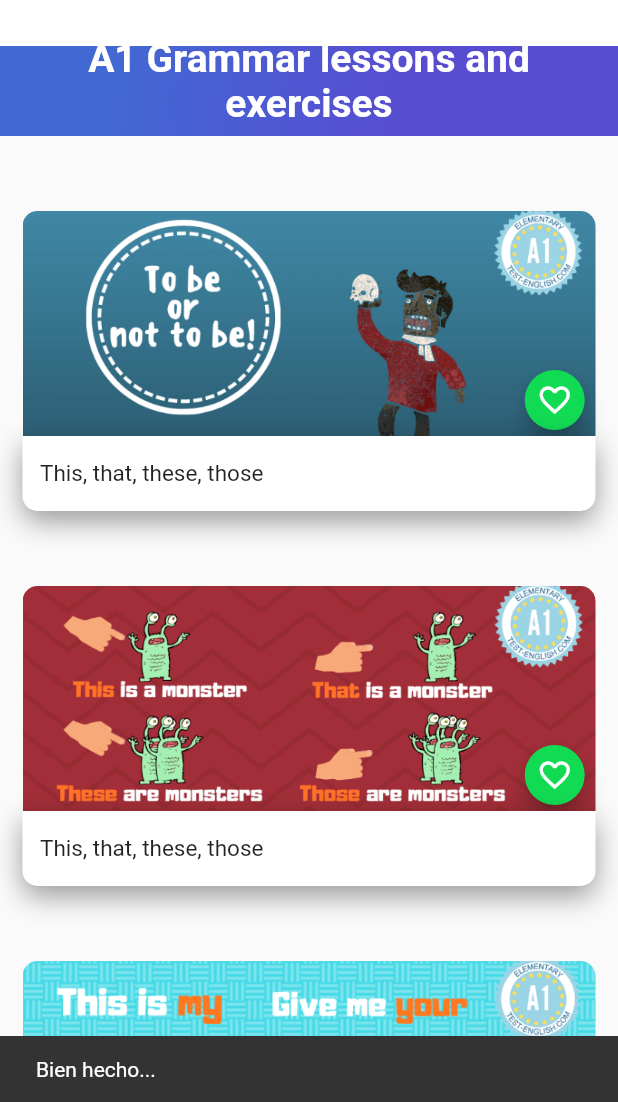
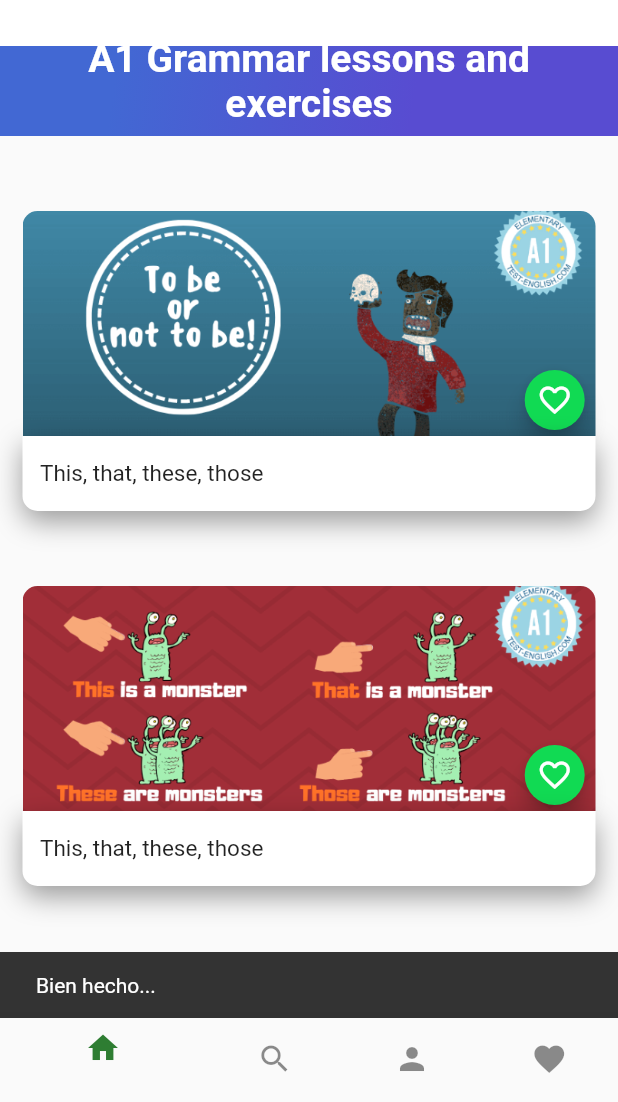
Before and after one commit to henrye07/EnglishApp, a Flutter app: the screen it shows after launch, after a tap on the "favorite outline" icon, on a phone screen of 412 x 824 dp, the part 134-1236 px from its top. Run offline on Flutter 3.47's test engine with Material 2 defaults, Android fonts, the light colour scheme and no system bars.

Commit message:
view in different file and added Botton navigation

```diff
--- /dev/null
+++ b/lib/favorite_courses.dart
@@ -0,0 +1,8 @@
+import 'package:flutter/material.dart';
+
+class FavoriteCourses extends StatelessWidget {
+  @override
+  Widget build(BuildContext context) {
+    return Container(color: Colors.green);
+  }
+}
--- /dev/null
+++ b/lib/home_courses.dart
@@ -0,0 +1,24 @@
+import 'package:flutter/material.dart';
+import 'package:sena_app/course_list.dart';
+import 'package:sena_app/gradient_back.dart';
+import 'package:sena_app/name_bar.dart';
+
+class HomeCourses extends StatelessWidget {
+  @override
+  Widget build(BuildContext context) {
+    return Stack(
+            children: <Widget>[
+              ListView(
+                children: [
+                  Container(
+                    height: 100,
+                  ),
+                  GradientBack("A1 Grammar lessons and exercises"),
+                  CourseList()
+                ],
+              ),
+              NameBar("Sena APP"),
+            ],
+          );
+  }
+}
--- a/lib/main.dart
+++ b/lib/main.dart
@@ -1,9 +1,6 @@
 import 'package:flutter/material.dart';
-import 'package:sena_app/course_list.dart';
-import 'package:sena_app/description_class.dart';
-import 'package:sena_app/gradient_back.dart';
-import 'package:sena_app/name_bar.dart';
-import 'course_list.dart';
+import 'package:sena_app/sena_courses.dart';
+
 
 void main() {
   runApp(const MyApp());
@@ -19,29 +16,7 @@ class MyApp extends StatelessWidget {
         theme: ThemeData(
           primarySwatch: Colors.blue,
         ),
-        home: Scaffold(
-          // appBar: AppBar(
-          //   //Header
-          //   title: Text("Hola Mundo"),
-          // ),
-          body: Stack(
-            children: <Widget>[
-              ListView(
-                children: [
-                  Container(
-                    height: 100,
-                  ),
-                  GradientBack("A1 Grammar lessons and exercises"),
-                  CourseList()
-                ],
-              ),
-              NameBar("Sena APP"),
-            ],
-          ),
-          // body: new CourseList(),
-          // body: new DescriptionClass(
-          //     "This, That, these, those", "assets/img/first_course.png"),
-        )
+        home: SenaCourses()
         // const MyHomePage(title: 'Flutter Demo Home Page'),
         );
   }
--- /dev/null
+++ b/lib/person_course.dart
@@ -0,0 +1,8 @@
+import 'package:flutter/material.dart';
+
+class PersonCourse extends StatelessWidget {
+  @override
+  Widget build(BuildContext context) {
+    return Container(color: Colors.red);
+  }
+}
--- /dev/null
+++ b/lib/search_courses.dart
@@ -0,0 +1,10 @@
+import 'package:flutter/material.dart';
+
+class SearchCouses extends StatelessWidget {
+  @override
+  Widget build(BuildContext context) {
+    return Container(
+      color:Colors.indigo
+    );
+  }
+}
--- /dev/null
+++ b/lib/sena_courses.dart
@@ -0,0 +1,54 @@
+import 'package:flutter/material.dart';
+import 'package:sena_app/favorite_courses.dart';
+import 'package:sena_app/home_courses.dart';
+import 'package:sena_app/person_course.dart';
+import 'package:sena_app/search_courses.dart';
+
+class SenaCourses extends StatefulWidget {
+  @override
+  State<StatefulWidget> createState() {
+    return _SenaCourses();
+  }
+}
+
+class _SenaCourses extends State<SenaCourses> {
+  int indexTap = 0;
+  final List<Widget> widgetsChildren = [
+    HomeCourses(),
+    SearchCouses(),
+    PersonCourse(),
+    FavoriteCourses(),
+  ];
+
+  void onTapTapped(int index) {
+    setState(() {
+      //Controlar el estado del widget
+      indexTap = index;
+    });
+  }
+
+  @override
+  Widget build(BuildContext context) {
+    return Scaffold(
+      body: widgetsChildren[indexTap],
+      bottomNavigationBar:
+          // Theme(
+          // data: Theme.of(context)
+          //     .copyWith(canvasColor: Colors.white, primaryColor: Colors.purple),
+          // child:
+          BottomNavigationBar(
+              onTap: onTapTapped,
+              currentIndex: indexTap,
+              selectedItemColor: Colors.green[800],
+              unselectedItemColor: Colors.black45,
+              items: [
+            BottomNavigationBarItem(icon: Icon(Icons.home), label: ""),
+            BottomNavigationBarItem(icon: Icon(Icons.search), label: ""),
+            BottomNavigationBarItem(icon: Icon(Icons.person), label: ""),
+            BottomNavigationBarItem(icon: Icon(Icons.favorite), label: "")
+          ])
+      // )
+      ,
+    );
+  }
+}
```
